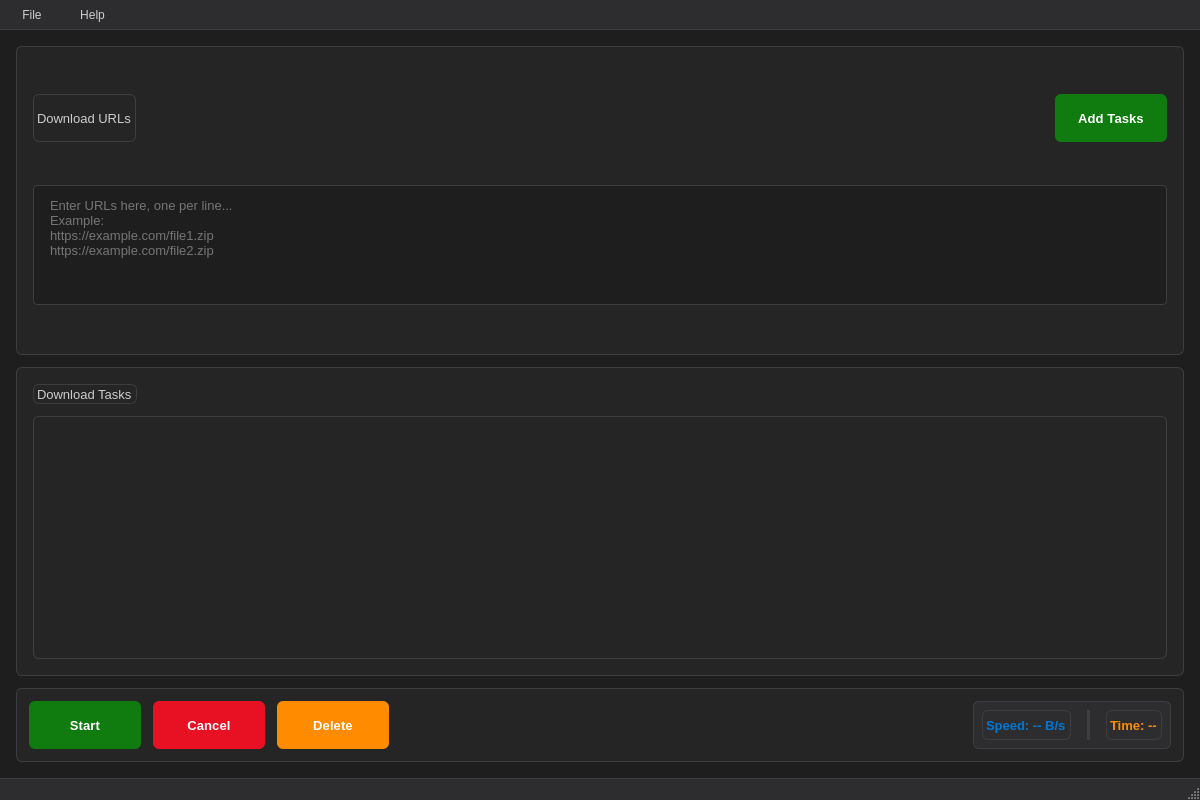
Old version of the form samples/networkdownloader/NetworkDownloaderMainWindow.ui in the repository VilasWang/qt-network-request.
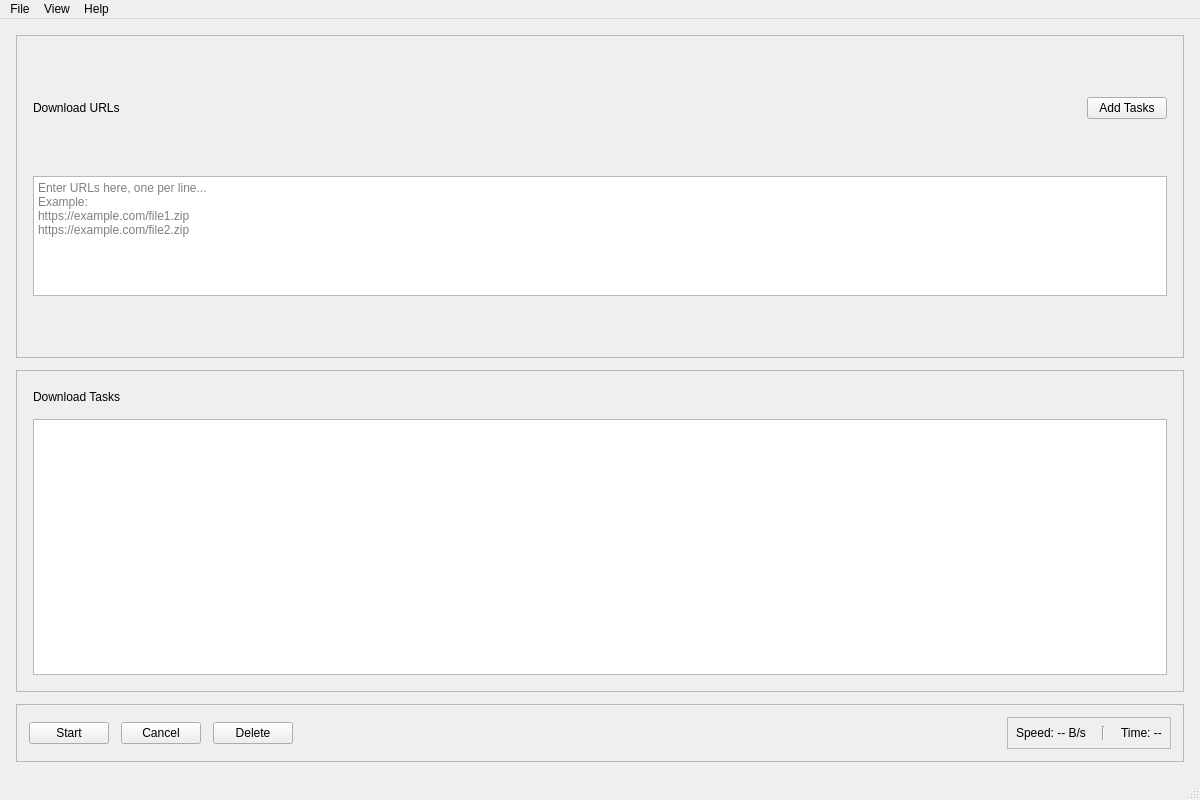
New version of the form.

Commit message:
feat: 按照HTML原型优化Downloader和Requester的UI
- 新增 precision-dark/light QSS 主题样式
- 新增 ThemeManager 实现主题切换功能
- 重构 NetworkDownloaderMainWindow UI 布局
- 重构 NetworkRequestTool UI 布局
- 更新 downloadermainwindow/networkrequesttool 代码适配新UI
- 新增 UI 相关单元测试 (TestDownloaderUi, TestTheme)

What changed in the file:
```diff
--- a/samples/networkdownloader/NetworkDownloaderMainWindow.ui
+++ b/samples/networkdownloader/NetworkDownloaderMainWindow.ui
@@ -19,748 +19,6 @@
   <property name="windowTitle">
    <string>Qt Downloader</string>
   </property>
-  <property name="styleSheet">
-   <string notr="true">/* VSCode-Inspired Professional Dark Theme - Qt5 Compatible */
-/* ========================================
-   DESIGN SYSTEM CONSTANTS
-   ======================================== */
-
-/* Color Definitions (Qt5 compatible) */
-/* Background Colors */
-/* BG Primary: #1e1e1e, BG Secondary: #252526, BG Tertiary: #2d2d30 */
-/* Border Colors: Light #3e3e42, Medium #4e4e52 */
-/* Text Colors: Primary #cccccc, Secondary #969696, Disabled #6a6a6a */
-/* Accent Colors: Blue #0078d4, Green #107c10, Orange #ff8c00, Red #e81123 */
-/* State Colors: Hover #106ebe, Pressed #005a9e */
-
-/* ========================================
-   GLOBAL STYLES
-   ======================================== */
-
-QMainWindow {
-    background-color: #1e1e1e;
-    color: #cccccc;
-    font-family: 'Segoe UI', 'SF Pro Display', -apple-system, BlinkMacSystemFont, Arial, sans-serif;
-    font-size: 13px;
-    font-weight: 400;
-}
-
-QWidget#centralWidget {
-    background-color: #1e1e1e;
-    color: #cccccc;
-}
-
-/* ========================================
-   CONTAINER STYLES
-   ======================================== */
-
-QFrame {
-    background-color: #252526;
-    border: 1px solid #3e3e42;
-    border-radius: 6px;
-    padding: 0px;
-}
-
-QFrame[frameShape="0"] {
-    border: none;
-    background-color: transparent;
-}
-
-/* ========================================
-   TYPOGRAPHY SYSTEM
-   ======================================== */
-
-QLabel {
-    color: #cccccc;
-    font-size: 13px;
-    font-family: 'Segoe UI', 'SF Pro Display', -apple-system, BlinkMacSystemFont, Arial, sans-serif;
-    font-weight: 400;
-    background-color: transparent;
-}
-
-QLabel.heading {
-    color: #ffffff;
-    font-size: 16px;
-    font-weight: 600;
-    font-family: 'Segoe UI', 'SF Pro Display', -apple-system, BlinkMacSystemFont, Arial, sans-serif;
-    letter-spacing: -0.2px;
-}
-
-QLabel.subheading {
-    color: #cccccc;
-    font-size: 14px;
-    font-weight: 500;
-    font-family: 'Segoe UI', 'SF Pro Display', -apple-system, BlinkMacSystemFont, Arial, sans-serif;
-}
-
-QLabel.small {
-    font-size: 11px;
-    color: #969696;
-    font-weight: 500;
-    text-transform: uppercase;
-    letter-spacing: 0.5px;
-}
-
-/* Status labels with special colors */
-QLabel#labelSpeed {
-    color: #0078d4;
-    font-weight: 600;
-    font-family: 'Segoe UI', 'SF Pro Display', -apple-system, BlinkMacSystemFont, Arial, sans-serif;
-}
-
-QLabel#labelTime {
-    color: #ff8c00;
-    font-weight: 600;
-    font-family: 'Segoe UI', 'SF Pro Display', -apple-system, BlinkMacSystemFont, Arial, sans-serif;
-}
-
-/* ========================================
-   INPUT CONTROLS
-   ======================================== */
-
-QLineEdit, QPlainTextEdit, QTextEdit {
-    border: 1px solid #3e3e42;
-    border-radius: 4px;
-    padding: 8px 12px;
-    background-color: #1e1e1e;
-    color: #cccccc;
-    font-size: 13px;
-    font-family: 'Consolas', 'Courier New', monospace;
-    selection-background-color: #0078d4;
-    selection-color: #ffffff;
-}
-
-QLineEdit:focus, QPlainTextEdit:focus, QTextEdit:focus {
-    border: 2px solid #0078d4;
-    background-color: #1e1e1e;
-    outline: none;
-    padding: 7px 11px; /* Compensate for 2px border */
-}
-
-QLineEdit:disabled, QPlainTextEdit:disabled, QTextEdit:disabled {
-    background-color: #2d2d30;
-    color: #6a6a6a;
-    border-color: #3e3e42;
-}
-
-QLineEdit::placeholder, QPlainTextEdit::placeholder {
-    color: #6a6a6a;
-    font-style: italic;
-}
-
-QLineEdit:hover, QPlainTextEdit:hover, QTextEdit:hover {
-    border-color: #4e4e52;
-}
-
-QLineEdit:focus:hover, QPlainTextEdit:focus:hover, QTextEdit:focus:hover {
-    border-color: #0078d4;
-}
-
-/* ========================================
-   TABLE VIEW STYLING
-   ======================================== */
-
-QTableView {
-    border: 1px solid #3e3e42;
-    border-radius: 6px;
-    background-color: #252526;
-    alternate-background-color: #2d2d30;
-    gridline-color: #3e3e42;
-    selection-background-color: #0078d4;
-    selection-color: #ffffff;
-    font-size: 13px;
-    font-family: 'Segoe UI', 'SF Pro Display', -apple-system, BlinkMacSystemFont, Arial, sans-serif;
-    outline: none;
-}
-
-QTableView::item {
-    padding: 8px 12px;
-    border-bottom: 1px solid #3e3e42;
-    color: #cccccc;
-    min-height: 28px;
-    background-color: #252526;
-}
-
-QTableView::item:selected {
-    background-color: #0078d4;
-    color: #ffffff;
-}
-
-/* Note: Qt5 doesn't support complex pseudo-classes like :!selected and :alternate:hover:!selected */
-
-/* ========================================
-   TABLE HEADER STYLING
-   ======================================== */
-
-QHeaderView::section {
-    background-color: #2d2d30;
-    color: #cccccc;
-    padding: 10px 12px;
-    border: none;
-    border-right: 1px solid #3e3e42;
-    border-bottom: 2px solid #0078d4;
-    font-weight: 600;
-    font-size: 12px;
-    font-family: 'Segoe UI', 'SF Pro Display', -apple-system, BlinkMacSystemFont, Arial, sans-serif;
-    letter-spacing: 0.2px;
-    text-transform: uppercase;
-}
-
-QHeaderView::section:first {
-    border-top-left-radius: 6px;
-}
-
-QHeaderView::section:last {
-    border-top-right-radius: 6px;
-    border-right: none;
-}
-
-QHeaderView::section:hover {
-    background-color: #333337;
-    color: #ffffff;
-}
-
-QHeaderView::section:pressed {
-    background-color: #0078d4;
-    color: #ffffff;
-}
-
-/* ========================================
-   BUTTON STYLING SYSTEM
-   ======================================== */
-
-QPushButton {
-    background-color: #0078d4;
-    color: #ffffff;
-    border: none;
-    border-radius: 6px;
-    padding: 8px 16px;
-    font-size: 13px;
-    font-weight: 500;
-    font-family: 'Segoe UI', 'SF Pro Display', -apple-system, BlinkMacSystemFont, Arial, sans-serif;
-    min-width: 80px;
-    min-height: 32px;
-    letter-spacing: 0.1px;
-    text-align: center;
-}
-
-QPushButton:hover {
-    background-color: #106ebe;
-}
-
-QPushButton:pressed {
-    background-color: #005a9e;
-}
-
-QPushButton:disabled {
-    background-color: #3e3e42;
-    color: #6a6a6a;
-}
-
-QPushButton:focus {
-    border: 2px solid #0078d4;
-    padding: 6px 14px;
-}
-
-/* Primary Action Buttons */
-QPushButton#btnStart {
-    background-color: #107c10;
-    font-weight: 600;
-}
-
-QPushButton#btnStart:hover {
-    background-color: #128a0f;
-}
-
-QPushButton#btnStart:pressed {
-    background-color: #0d5e0d;
-}
-
-QPushButton#btnStart:focus {
-    border: 2px solid #107c10;
-}
-
-/* Danger Action Buttons */
-QPushButton#btnCancel {
-    background-color: #e81123;
-    font-weight: 600;
-}
-
-QPushButton#btnCancel:hover {
-    background-color: #f1707a;
-}
-
-QPushButton#btnCancel:pressed {
-    background-color: #c50f1f;
-}
-
-QPushButton#btnCancel:focus {
-    border: 2px solid #e81123;
-}
-
-/* Warning Action Buttons */
-QPushButton#btnDelete {
-    background-color: #ff8c00;
-    font-weight: 500;
-}
-
-QPushButton#btnDelete:hover {
-    background-color: #ffa500;
-}
-
-QPushButton#btnDelete:pressed {
-    background-color: #e67300;
-}
-
-QPushButton#btnDelete:focus {
-    border: 2px solid #ff8c00;
-}
-
-/* Primary Add Button */
-QPushButton#btnAddTasks {
-    background-color: #107c10;
-    font-weight: 600;
-}
-
-QPushButton#btnAddTasks:hover {
-    background-color: #128a0f;
-}
-
-QPushButton#btnAddTasks:pressed {
-    background-color: #0d5e0d;
-}
-
-QPushButton#btnAddTasks:focus {
-    border: 2px solid #107c10;
-}
-
-/* ========================================
-   MENU BAR AND MENU STYLING
-   ======================================== */
-
-QMenuBar {
-    background-color: #2d2d30;
-    color: #cccccc;
-    font-family: 'Segoe UI', 'SF Pro Display', -apple-system, BlinkMacSystemFont, Arial, sans-serif;
-    border-bottom: 1px solid #3e3e42;
-}
-
-QMenuBar::item {
-    background-color: transparent;
-    padding: 8px 16px;
-    border-radius: 4px;
-    font-weight: 500;
-}
-
-QMenuBar::item:selected {
-    background-color: #0078d4;
-    color: #ffffff;
-}
-
-QMenuBar::item:pressed {
-    background-color: #005a9e;
-    color: #ffffff;
-}
-
-QMenu {
-    background-color: #2d2d30;
-    border: 1px solid #4e4e52;
-    border-radius: 6px;
-    color: #cccccc;
-    font-family: 'Segoe UI', 'SF Pro Display', -apple-system, BlinkMacSystemFont, Arial, sans-serif;
-    padding: 4px 0;
-}
-
-QMenu::item {
-    padding: 8px 20px;
-    color: #cccccc;
-    border-radius: 3px;
-    margin: 1px 8px;
-    min-height: 20px;
-}
-
-QMenu::item:selected {
-    background-color: #0078d4;
-    color: #ffffff;
-}
-
-QMenu::item:disabled {
-    color: #6a6a6a;
-}
-
-QMenu::separator {
-    height: 1px;
-    background-color: #3e3e42;
-    margin: 4px 12px;
-}
-
-/* ========================================
-   STATUS BAR STYLING
-   ======================================== */
-
-QStatusBar {
-    background-color: #2d2d30;
-    color: #cccccc;
-    font-size: 13px;
-    font-family: 'Segoe UI', 'SF Pro Display', -apple-system, BlinkMacSystemFont, Arial, sans-serif;
-    border-top: 1px solid #3e3e42;
-}
-
-QStatusBar::item {
-    border: none;
-    padding: 4px 8px;
-}
-
-/* ========================================
-   PROGRESS BAR STYLING
-   ======================================== */
-
-QProgressBar {
-    border: 1px solid #3e3e42;
-    border-radius: 6px;
-    text-align: center;
-    font-weight: 600;
-    background-color: #1e1e1e;
-    color: #cccccc;
-    font-family: 'Segoe UI', 'SF Pro Display', -apple-system, BlinkMacSystemFont, Arial, sans-serif;
-    font-size: 12px;
-    padding: 1px;
-}
-
-QProgressBar::chunk {
-    background-color: #0078d4;
-    border-radius: 5px;
-}
-
-/* ========================================
-   MODERN SCROLLBAR STYLING
-   ======================================== */
-
-QScrollBar:vertical {
-    border: none;
-    background-color: #2d2d30;
-    width: 12px;
-    margin: 0;
-    border-radius: 6px;
-}
-
-QScrollBar::handle:vertical {
-    background-color: #4e4e52;
-    border-radius: 6px;
-    min-height: 24px;
-    margin: 2px;
-    border: none;
-}
-
-QScrollBar::handle:vertical:hover {
-    background-color: #5e5e5e;
-}
-
-QScrollBar::handle:vertical:pressed {
-    background-color: #0078d4;
-}
-
-QScrollBar::add-line:vertical, QScrollBar::sub-line:vertical {
-    height: 0px;
-}
-
-QScrollBar::add-page:vertical, QScrollBar::sub-page:vertical {
-    background: none;
-}
-
-QScrollBar:horizontal {
-    border: none;
-    background-color: #2d2d30;
-    height: 12px;
-    margin: 0;
-    border-radius: 6px;
-}
-
-QScrollBar::handle:horizontal {
-    background-color: #4e4e52;
-    border-radius: 6px;
-    min-width: 24px;
-    margin: 2px;
-    border: none;
-}
-
-QScrollBar::handle:horizontal:hover {
-    background-color: #5e5e5e;
-}
-
-QScrollBar::handle:horizontal:pressed {
-    background-color: #0078d4;
-}
-
-QScrollBar::add-line:horizontal, QScrollBar::sub-line:horizontal {
-    width: 0px;
-}
-
-QScrollBar::add-page:horizontal, QScrollBar::sub-page:horizontal {
-    background: none;
-}
-
-/* ========================================
-   MODERN DIALOG AND MESSAGE BOX STYLING
-   ======================================== */
-
-QMessageBox {
-    background-color: #2d2d30;
-    color: #cccccc;
-    border: 1px solid #4e4e52;
-    border-radius: 8px;
-    font-family: 'Segoe UI', 'SF Pro Display', -apple-system, BlinkMacSystemFont, Arial, sans-serif;
-}
-
-QMessageBox QPushButton {
-    background-color: #0078d4;
-    color: #ffffff;
-    border: none;
-    border-radius: 6px;
-    padding: 8px 16px;
-    font-size: 13px;
-    font-weight: 500;
-    font-family: 'Segoe UI', 'SF Pro Display', -apple-system, BlinkMacSystemFont, Arial, sans-serif;
-    min-width: 80px;
-    min-height: 32px;
-    letter-spacing: 0.1px;
-}
-
-QMessageBox QPushButton:hover {
-    background-color: #106ebe;
-}
-
-QMessageBox QPushButton:pressed {
-    background-color: #005a9e;
-}
-
-QMessageBox QLabel {
-    color: #cccccc;
-    font-size: 13px;
-    font-family: 'Segoe UI', 'SF Pro Display', -apple-system, BlinkMacSystemFont, Arial, sans-serif;
-    background-color: transparent;
-}
-
-QMessageBox QLabel#qt_msgbox_label {
-    color: #cccccc;
-    font-size: 13px;
-    font-family: 'Segoe UI', 'SF Pro Display', -apple-system, BlinkMacSystemFont, Arial, sans-serif;
-    background-color: transparent;
-}
-
-QMessageBox QLabel#qt_msgboxex_icon_label {
-    background-color: transparent;
-}
-
-QTextEdit#qt_msgbox_textedit {
-    background-color: #1e1e1e;
-    color: #cccccc;
-    border: 1px solid #3e3e42;
-    border-radius: 6px;
-    font-size: 13px;
-    font-family: 'Consolas', 'Courier New', monospace;
-    selection-background-color: #0078d4;
-    selection-color: #ffffff;
-}
-
-/* ========================================
-   SPECIAL COMPONENTS
-   ======================================== */
-
-/* Line separator styling */
-Line {
-    background-color: #3e3e42;
-}
-
-/* Status frame styling */
-QFrame#statusFrame {
-    background-color: #2d2d30;
-    border: 1px solid #3e3e42;
-    border-radius: 6px;
-}
-
-/* ========================================
-   FINAL VISUAL ENHANCEMENTS
-   ======================================== */
-
-/* Focus indicators for all interactive elements */
-QLineEdit:focus,
-QPlainTextEdit:focus,
-QTextEdit:focus,
-QTableView:focus,
-QTableView::item:selected {
-    outline: 2px solid #0078d4;
-    outline-offset: 1px;
-}
-
-/* Enhanced disabled state styling */
-*:disabled {
-    color: #6a6a6a;
-    opacity: 0.7;
-}
-
-/* ========================================
-   QDIALOG STYLING
-   ======================================== */
-
-QDialog {
-    background-color: #1e1e1e;
-    color: #cccccc;
-    font-family: 'Segoe UI', 'SF Pro Display', -apple-system, BlinkMacSystemFont, Arial, sans-serif;
-    font-size: 13px;
-}
-
-/* ========================================
-   GROUP BOX STYLING  (matches QFrame)
-   ======================================== */
-
-QGroupBox {
-    background-color: #252526;
-    border: 1px solid #3e3e42;
-    border-radius: 6px;
-    margin-top: 14px;
-    padding: 10px 12px 10px 12px;
-    font-size: 13px;
-    font-weight: 400;
-    color: #cccccc;
-}
-
-QGroupBox::title {
-    subcontrol-origin: margin;
-    subcontrol-position: top left;
-    left: 12px;
-    top: 0px;
-    padding: 3px 12px;
-    color: #ffffff;
-    font-size: 14px;
-    font-weight: 500;
-    font-family: 'Segoe UI', 'SF Pro Display', -apple-system, BlinkMacSystemFont, Arial, sans-serif;
-    background-color: #252526;
-    border-radius: 4px;
-}
-
-/* ========================================
-   CHECKBOX STYLING
-   ======================================== */
-
-QCheckBox {
-    color: #cccccc;
-    font-size: 13px;
-    font-family: 'Segoe UI', 'SF Pro Display', -apple-system, BlinkMacSystemFont, Arial, sans-serif;
-    spacing: 8px;
-    background-color: transparent;
-    padding: 2px 0;
-}
-
-QCheckBox::indicator {
-    width: 18px;
-    height: 18px;
-    border: 1px solid #3e3e42;
-    border-radius: 3px;
-    background-color: #1e1e1e;
-}
-
-QCheckBox::indicator:hover {
-    border-color: #4e4e52;
-}
-
-QCheckBox::indicator:checked {
-    background-color: #0078d4;
-    border-color: #0078d4;
-}
-
-QCheckBox::indicator:checked:hover {
-    background-color: #106ebe;
-}
-
-QCheckBox::indicator:disabled {
-    background-color: #2d2d30;
-    border-color: #3e3e42;
-}
-
-/* ========================================
-   SPINBOX STYLING  (matches QLineEdit)
-   ======================================== */
-
-QSpinBox {
-    border: 1px solid #3e3e42;
-    border-radius: 4px;
-    padding: 8px 12px;
-    background-color: #1e1e1e;
-    color: #cccccc;
-    font-size: 13px;
-    font-family: 'Segoe UI', 'SF Pro Display', -apple-system, BlinkMacSystemFont, 'Consolas', 'Courier New', monospace;
-    selection-background-color: #0078d4;
-    selection-color: #ffffff;
-    min-height: 20px;
-}
-
-QSpinBox:focus {
-    border: 2px solid #0078d4;
-    padding: 7px 11px;
-}
-
-QSpinBox:hover {
-    border-color: #4e4e52;
-}
-
-QSpinBox:disabled {
-    background-color: #2d2d30;
-    color: #6a6a6a;
-    border-color: #3e3e42;
-}
-
-QSpinBox::up-button, QSpinBox::down-button {
-    border: none;
-    background-color: #2d2d30;
-    width: 20px;
-    border-radius: 2px;
-    margin: 1px;
-}
-
-QSpinBox::up-button:hover, QSpinBox::down-button:hover {
-    background-color: #3e3e42;
-}
-
-QSpinBox::up-button:pressed {
-    background-color: #0078d4;
-}
-
-QSpinBox::down-button:pressed {
-    background-color: #0078d4;
-}
-
-QSpinBox::up-arrow {
-    image: none;
-    width: 0;
-    height: 0;
-    border-left: 4px solid transparent;
-    border-right: 4px solid transparent;
-    border-bottom: 5px solid #cccccc;
-}
-
-QSpinBox::down-arrow {
-    image: none;
-    width: 0;
-    height: 0;
-    border-left: 4px solid transparent;
-    border-right: 4px solid transparent;
-    border-top: 5px solid #cccccc;
-}
-
-/* ========================================
-   DIALOG BUTTON BOX STYLING
-   ======================================== */
-
-QDialogButtonBox {
-    background-color: transparent;
-    button-layout: 2; /* Qt::WindowsLayout */
-}
-
-QDialogButtonBox QPushButton {
-    min-width: 90px;
-}</string>
-  </property>
   <widget class="QWidget" name="centralWidget">
    <layout class="QVBoxLayout" name="verticalLayout">
     <property name="spacing">
@@ -1033,9 +291,6 @@
           </property>
           <item>
            <widget class="QLabel" name="labelSpeed">
-            <property name="styleSheet">
-             <string notr="true">color: #0078d4; font-weight: 600; font-family: 'Segoe UI', Arial, sans-serif;</string>
-            </property>
             <property name="text">
              <string>Speed: -- B/s</string>
             </property>
@@ -1043,9 +298,6 @@
           </item>
           <item>
            <widget class="Line" name="line">
-            <property name="styleSheet">
-             <string notr="true">background: #3e3e42;</string>
-            </property>
             <property name="orientation">
              <enum>Qt::Vertical</enum>
             </property>
@@ -1053,9 +305,6 @@
           </item>
           <item>
            <widget class="QLabel" name="labelTime">
-            <property name="styleSheet">
-             <string notr="true">color: #ff8c00; font-weight: 600; font-family: 'Segoe UI', Arial, sans-serif;</string>
-            </property>
             <property name="text">
              <string>Time: --</string>
             </property>
@@ -1086,6 +335,16 @@
     <addaction name="separator"/>
     <addaction name="actionExit"/>
    </widget>
+   <widget class="QMenu" name="menuView">
+    <property name="title">
+     <string>View</string>
+    </property>
+    <addaction name="actionThemeLight"/>
+    <addaction name="actionThemeDark"/>
+    <addaction name="actionThemeSystem"/>
+    <addaction name="separator"/>
+    <addaction name="actionToggleTheme"/>
+   </widget>
    <widget class="QMenu" name="menuHelp">
     <property name="title">
      <string>Help</string>
@@ -1093,6 +352,7 @@
     <addaction name="actionAbout"/>
    </widget>
    <addaction name="menuFile"/>
+   <addaction name="menuView"/>
    <addaction name="menuHelp"/>
   </widget>
   <widget class="QStatusBar" name="statusBar"/>
```
Left out of the diff: 32 changed lines with no effect on the pictures. The commit also changes 25 other files.
